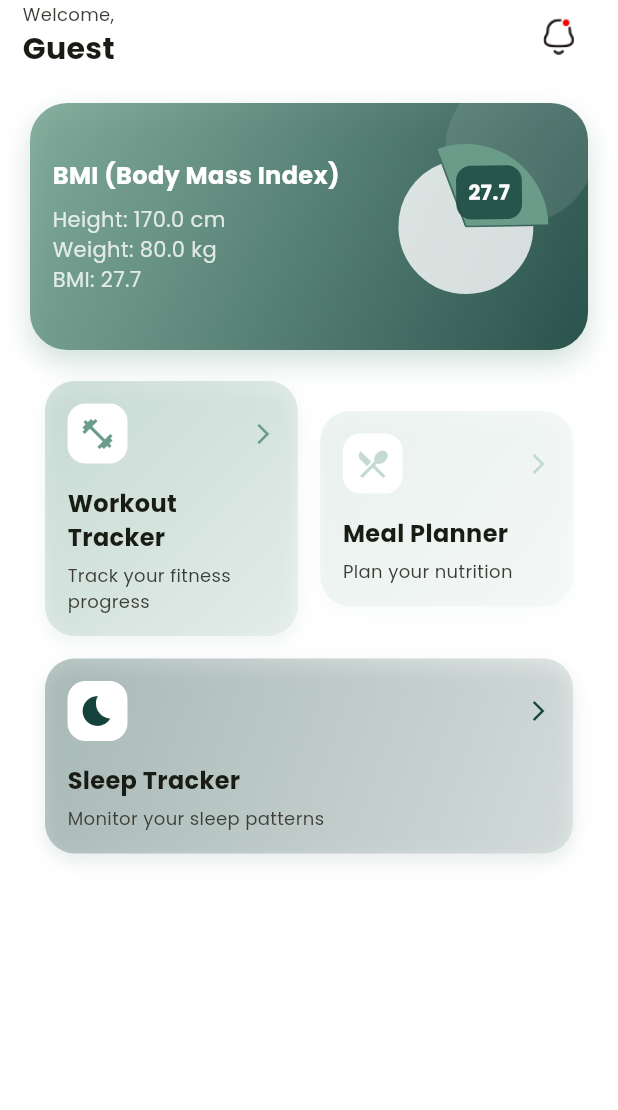
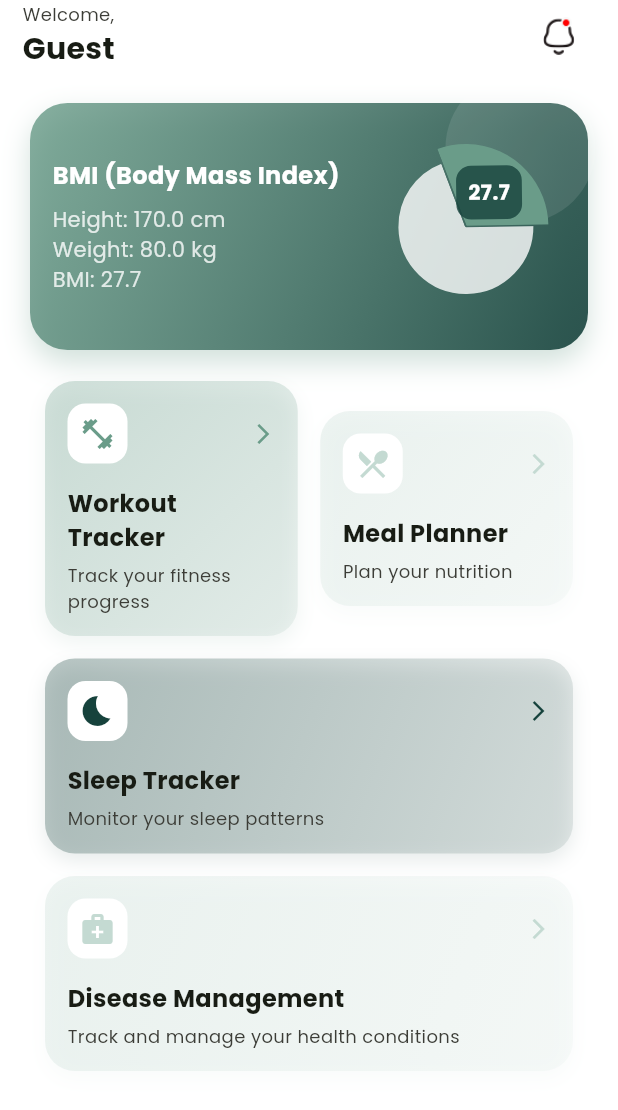
Before and after one commit to SaadSiddiqui134/Sehat-FYP-NO-LFS, a Flutter app: the HomeView screen opened directly, on a phone screen of 412 x 824 dp. Shown: the top 1110 px of the screen. Run offline on Flutter 3.47's test engine with Material 3 defaults, Android fonts, the phone set to English and light mode, and no system bars; drawn by our look-alikes of fl_chart; our stand-ins replace animated_toggle_switch, flutter_dotenv, readmore, scrollable_positioned_list, simple_circular_progress_bar; missing offline and left inert: dotted_dashed_line, simple_animation_progress_bar; key blocks and very long unbroken strings in the code were emptied for the run.

Commit message:
added nav for diseases

```diff
--- a/FRONTEND/frontend_flutter/lib/view/home/home_view.dart
+++ b/FRONTEND/frontend_flutter/lib/view/home/home_view.dart
@@ -12,6 +12,7 @@ import 'notification_view.dart';
 import '../sleep_tracker/sleep_tracker_view.dart';
 import 'package:fitness/view/workout_tracker/workout_tracker_view.dart';
 import 'package:fitness/view/meal_planner/meal_planner_view.dart';
+import 'package:fitness/view/disease/disease_home.dart';
 import 'dart:math' as math;
 
 class HomeView extends StatefulWidget {
@@ -183,6 +184,15 @@ class _HomeViewState extends State<HomeView>
     final weight = double.tryParse(widget.userData?['weight'] ?? '80') ?? 80;
     final heightInCm =
         double.tryParse(widget.userData?['height'] ?? '170') ?? 170;
+
+    // Calculate BMI
+    final bmi = weight / (heightInCm / 100 * heightInCm / 100);
+
+    // Create a new map with all existing userData plus BMI
+    final updatedUserData = {
+      ...?widget.userData,
+      'calculatedBMI': bmi.toStringAsFixed(2),
+    };
 
     final lineBarsData = [
       LineChartBarData(
@@ -441,6 +451,20 @@ class _HomeViewState extends State<HomeView>
                             ),
                           ),
                         ),
+                        SizedBox(height: 15),
+                        _buildNavigationCard(
+                          "Disease Management",
+                          "Track and manage your health conditions",
+                          Icons.medical_services,
+                          TColor.secondaryColor1,
+                          () => Navigator.push(
+                            context,
+                            MaterialPageRoute(
+                              builder: (context) =>
+                                  DiseaseHomeView(userData: updatedUserData),
+                            ),
+                          ),
+                        ),
                       ],
                     ),
                   )
```
